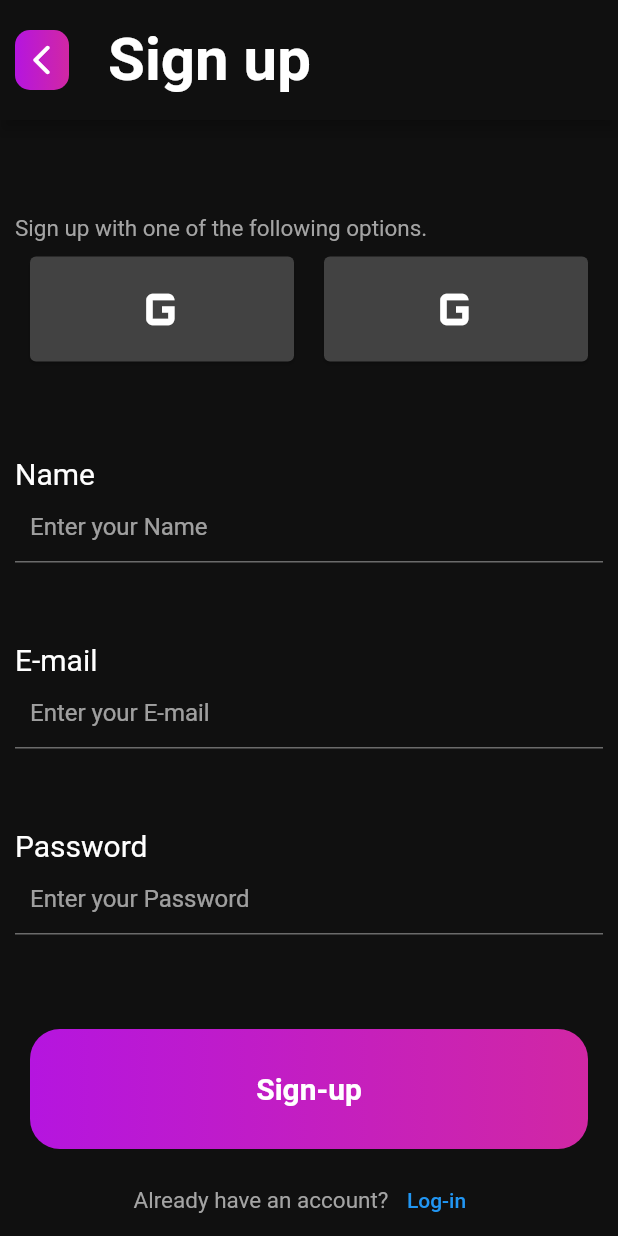
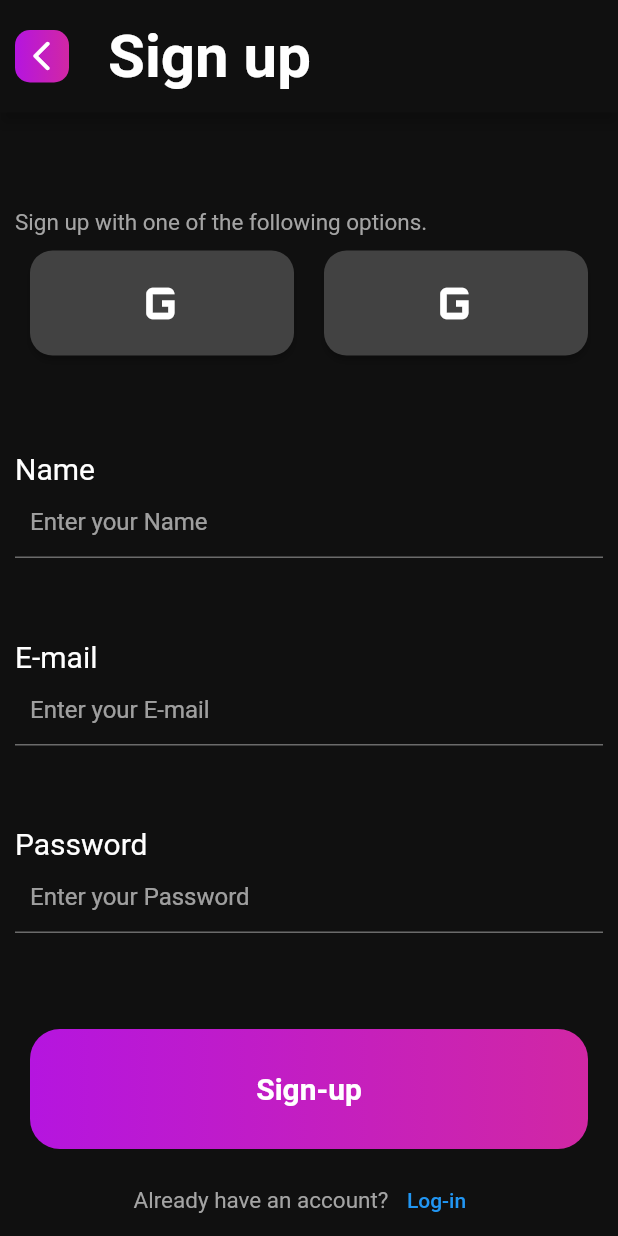
Before and after one commit to imrankhan8107/fcrit_mart, a Flutter app: the screen it shows after launch, after a tap on "Sign-up", on a phone screen of 412 x 824 dp. Run offline on Flutter 3.47's test engine with Material 2 defaults, Android fonts, the phone set to English and light mode, and no system bars.

Commit message:
fcrit mart

```diff
--- a/lib/components/sign_in_options.dart
+++ b/lib/components/sign_in_options.dart
@@ -2,11 +2,13 @@ import 'package:flutter/material.dart';
 
 class SigninOptions extends StatelessWidget {
   final IconData icon;
-  const SigninOptions({required this.icon});
+  SigninOptions({required this.icon});
   @override
   Widget build(BuildContext context) {
     return Expanded(
       child: Card(
+        elevation: 2.0,
+        shape: RoundedRectangleBorder(borderRadius: BorderRadius.circular(15)),
         margin: const EdgeInsets.all(10),
         child: Padding(
           padding: const EdgeInsets.all(10),
--- a/lib/components/text_fields.dart
+++ b/lib/components/text_fields.dart
@@ -2,7 +2,7 @@ import 'package:flutter/material.dart';
 
 class Credential extends StatelessWidget {
   final String credentialname;
-  const Credential({required this.credentialname});
+  Credential({required this.credentialname});
 
   @override
   Widget build(BuildContext context) {
--- a/lib/constants.dart
+++ b/lib/constants.dart
@@ -3,7 +3,7 @@ import 'package:flutter/material.dart';
 const kScaffoldbackgroundcolor = Color(0xFF101010);
 
 const kAppBarTheme = AppBarTheme(
-  toolbarHeight: 80,
+  toolbarHeight: 75,
   titleTextStyle: kAppbartitle,
   color: Color(0xFF101010),
 );
--- a/lib/main.dart
+++ b/lib/main.dart
@@ -1,4 +1,5 @@
 import 'package:fcrit_mart/constants.dart';
+import 'package:fcrit_mart/screens/homepage.dart';
 import 'package:fcrit_mart/screens/sign_in_page.dart';
 import 'package:fcrit_mart/screens/sign_up_page.dart';
 import 'package:flutter/material.dart';
@@ -12,6 +13,7 @@ class Fcritmart extends StatelessWidget {
       routes: {
         '/signin': (context) => SignIn(),
         '/signup': (context) => SignUp(),
+        '/homepage': (context) => HomePage(),
       },
       initialRoute: '/signin',
       debugShowCheckedModeBanner: false,
--- a/lib/screens/homepage.dart
+++ b/lib/screens/homepage.dart
@@ -1,3 +1,4 @@
+import 'package:fcrit_mart/components/appbar_button.dart';
 import 'package:flutter/material.dart';
 
 class HomePage extends StatefulWidget {
@@ -17,14 +18,8 @@ class _HomePageState extends State<HomePage> {
         children: [
           Row(
             children: [
-              Expanded(
-                  child: Container(
-                child: Text('home'),
-              )),
-              Expanded(
-                  child: Container(
-                child: Text('home2'),
-              )),
+              Text('home'),
+              Text('home2'),
             ],
           )
         ],
--- a/lib/screens/sign_in_page.dart
+++ b/lib/screens/sign_in_page.dart
@@ -30,15 +30,15 @@ class _SignInState extends State<SignIn> {
                   style: kTextstyle,
                 ),
                 Row(
-                  children: const [
+                  children: [
                     SigninOptions(icon: Icons.g_mobiledata_outlined),
                     SigninOptions(icon: Icons.g_mobiledata),
                   ],
                 ),
               ],
             ),
-            const Credential(credentialname: 'E-mail'),
-            const Credential(credentialname: 'Password'),
+            Credential(credentialname: 'E-mail'),
+            Credential(credentialname: 'Password'),
             BottomButton(
               buttontext: 'Log-in',
               text: 'Don\'t have an account?',
--- a/lib/screens/sign_up_page.dart
+++ b/lib/screens/sign_up_page.dart
@@ -35,16 +35,16 @@ class _SignUpState extends State<SignUp> {
                   style: kTextstyle,
                 ),
                 Row(
-                  children: const [
+                  children: [
                     SigninOptions(icon: Icons.g_mobiledata_outlined),
                     SigninOptions(icon: Icons.g_mobiledata),
                   ],
                 ),
               ],
             ),
-            const Credential(credentialname: 'Name'),
-            const Credential(credentialname: 'E-mail'),
-            const Credential(credentialname: 'Password'),
+            Credential(credentialname: 'Name'),
+            Credential(credentialname: 'E-mail'),
+            Credential(credentialname: 'Password'),
             BottomButton(
               buttontext: 'Sign-up',
               text: 'Already have an account?',
```
